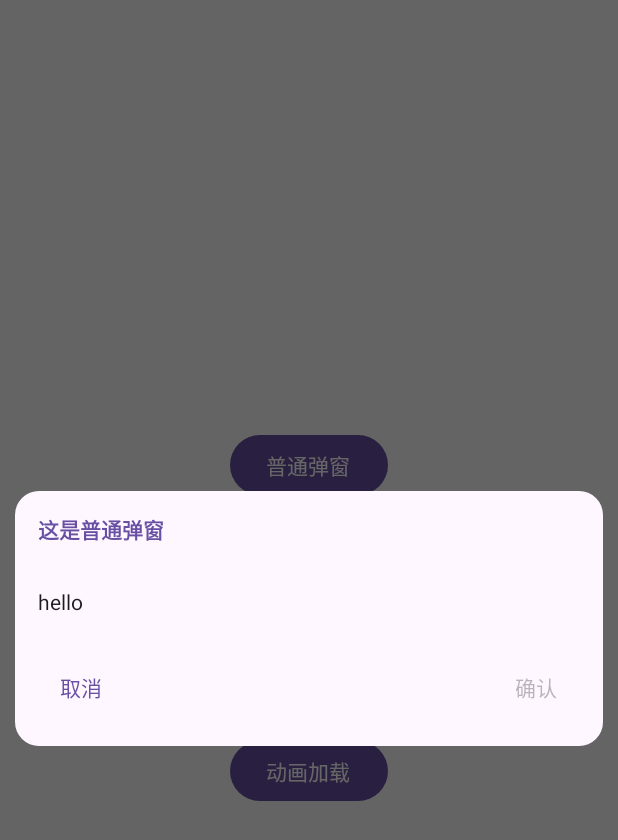
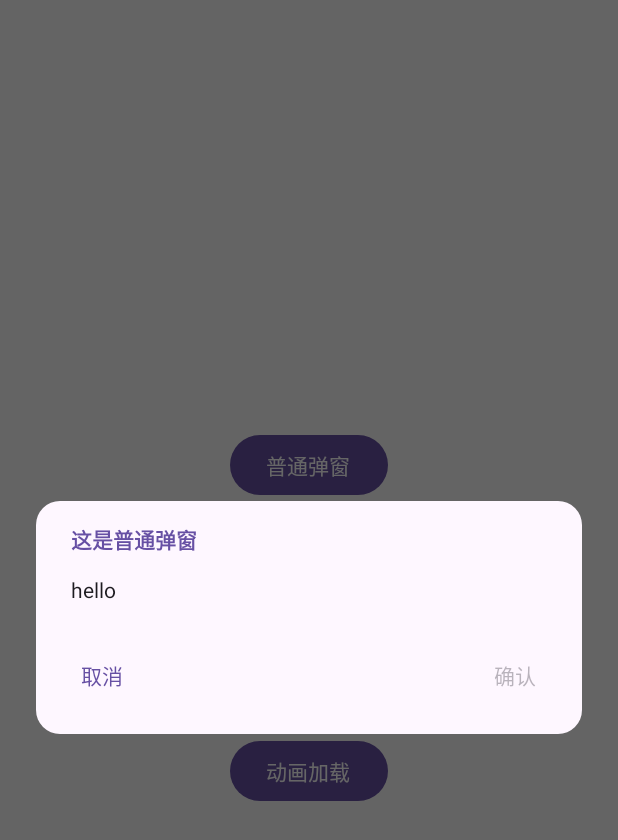
Before and after one commit to setruth/ComposeM3YangDialog, an Android app built with Jetpack Compose: the screen it shows after launch (MainActivity), after a tap on "普通弹窗", on a phone screen of 412 x 824 dp. Shown: the top 840 px of the screen. Run offline under Robolectric (Android 15) with nearby library versions, the phone set to English and light mode, and no system bars.

Commit message:
一次大更新，优化了代码数量，优化了动画，支持了遮罩点击的回调事件

```diff
--- a/YangDialog/src/main/java/com/setruth/yangdialog/YangDialog.kt
+++ b/YangDialog/src/main/java/com/setruth/yangdialog/YangDialog.kt
@@ -4,19 +4,15 @@ package com.setruth.yangdialog
 import androidx.compose.animation.AnimatedVisibility
 import androidx.compose.animation.ExperimentalAnimationApi
 import androidx.compose.animation.animateContentSize
-import androidx.compose.animation.expandVertically
 import androidx.compose.animation.fadeIn
 import androidx.compose.animation.fadeOut
 import androidx.compose.animation.scaleIn
 import androidx.compose.animation.scaleOut
-import androidx.compose.animation.shrinkVertically
 import androidx.compose.foundation.layout.Arrangement
 import androidx.compose.foundation.layout.Box
 import androidx.compose.foundation.layout.Column
-import androidx.compose.foundation.layout.IntrinsicSize
 import androidx.compose.foundation.layout.Row
 import androidx.compose.foundation.layout.Spacer
-import androidx.compose.foundation.layout.fillMaxSize
 import androidx.compose.foundation.layout.fillMaxWidth
 import androidx.compose.foundation.layout.height
 import androidx.compose.foundation.layout.padding
@@ -42,6 +38,7 @@ import androidx.compose.ui.graphics.Color
 import androidx.compose.ui.text.font.FontWeight
 import androidx.compose.ui.unit.dp
 import androidx.compose.ui.window.Dialog
+import androidx.compose.ui.window.DialogProperties
 
 /**
  * @author setruth
@@ -80,40 +77,50 @@ fun YangDialog(
     dialogContent: @Composable () -> Unit = {},
 ) {
     if (isShow) {
-        Dialog(onDismissRequest = { onDismissRequest() }) {
-            Box(modifier = Modifier.fillMaxSize(), contentAlignment = Alignment.Center) {
+        Dialog(
+            onDismissRequest = { onDismissRequest() },
+            properties = DialogProperties(
+                usePlatformDefaultWidth = false
+            )
+        ) {
             Card(
                 modifier = Modifier
                     .fillMaxWidth()
                     .wrapContentHeight()
-                        .padding(10.dp)
-                        .animateContentSize(),
+                    .padding(horizontal = 24.dp, vertical = 20.dp),
                 shape = MaterialTheme.shapes.large,
                 colors = CardDefaults.cardColors(
                     containerColor = colorConfig.containerColor().value,
                     contentColor = colorConfig.contentColor().value
                 ),
             ) {
+                Column(
+                    Modifier
+                        .fillMaxWidth()
+                        .padding(15.dp)) {
                     Text(
+                        modifier = Modifier.padding(horizontal = 8.dp),
                         text = title,
-                        modifier = Modifier.padding(15.dp),
                         fontWeight = FontWeight.Bold,
                         color = colorConfig.titleColor().value
                     )
                     Box(
                         modifier = Modifier
                             .fillMaxWidth()
-                            .height(IntrinsicSize.Min)
-                            .padding(15.dp),
+                            .padding(top = 16.dp)
+                            .animateContentSize(),
                     ) {
+                        //内容
                         Column {
                             AnimatedVisibility(
                                 visible = loadingState == YangDialogLoadingState.NOT_LOADING,
-                                enter = expandVertically(expandFrom = Alignment.Bottom) + fadeIn(),
-                                exit = shrinkVertically(shrinkTowards = Alignment.Top) + fadeOut()
+                                enter =  fadeIn(),
+                                exit =  fadeOut()
                             ) {
                                 Column {
+                                    Box(Modifier.padding(horizontal = 8.dp)) {
                                         dialogContent()
+                                    }
                                     Spacer(modifier = Modifier.height(24.dp))
                                     Row(
                                         modifier = Modifier.fillMaxWidth(),
@@ -146,9 +153,12 @@ fun YangDialog(
                                         }
                                     }
 
+
+
                                 }
                             }
                         }
+                        //加载动画部分
                         Column {
                             AnimatedVisibility(
                                 visible = loadingState != YangDialogLoadingState.NOT_LOADING,
@@ -235,6 +245,7 @@ fun YangDialog(
     }
 }
 
+
 /**
  * 弹窗的配置内容
  */
@@ -299,8 +310,8 @@ class YangDialogBottomConfig internal constructor(
     private val showConfirm: Boolean,
     private val confirmTip: String,
     private val cancelTip: String,
-    private val cancelActive:Boolean,
-    private val confirmActive:Boolean,
+    private val cancelActive: Boolean,
+    private val confirmActive: Boolean,
 ) {
     @Composable
     internal fun showConfirm(): State<Boolean> {
@@ -321,10 +332,12 @@ class YangDialogBottomConfig internal constructor(
     internal fun cancelTip(): State<String> {
         return rememberUpdatedState(cancelTip)
     }
+
     @Composable
     internal fun cancelActive(): State<Boolean> {
         return rememberUpdatedState(cancelActive)
     }
+
     @Composable
     internal fun confirmActive(): State<Boolean> {
         return rememberUpdatedState(confirmActive)
--- a/app/src/main/java/com/setruth/yangdialog/ui/components/CommonDialog.kt
+++ b/app/src/main/java/com/setruth/yangdialog/ui/components/CommonDialog.kt
@@ -1,5 +1,6 @@
 package com.setruth.yangdialog.ui.components
 
+import android.util.Log
 import androidx.compose.material3.Text
 import androidx.compose.runtime.Composable
 import androidx.compose.runtime.getValue
@@ -22,13 +23,13 @@ fun CommonDialog(dialogHide: () -> Unit) {
             dialogShow = false
             dialogHide()
         },
-        onConfirm = {
+        bottomConfig = YangDialogDefaults.bottomConfig(
+            confirmActive = false
+        ),
+        onDismissRequest = {
             dialogShow = false
             dialogHide()
         },
-        bottomConfig = YangDialogDefaults.bottomConfig(
-            confirmActive = false
-        )
     ) {
         Text(text = "hello")
     }
```
Also changed, not shown: app/src/main/java/com/setruth/yangdialog/MainActivity.kt (+11 -0 lines), 3 other files. Lines whose indentation alone changed are shown as unchanged.
